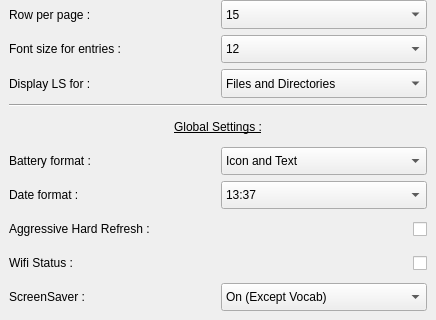
Before: the Qt Designer form Src/Pages/AppSettingsPage.ui in Aryetis/Obenkyobo, drawn with Qt 5; both pictures show x 0 to 436 and y 191 to 511 of the 436 by 511 pixel window.
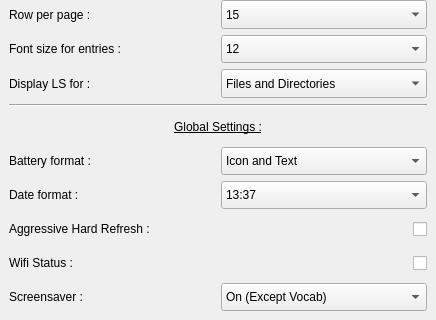
After: the same form once the commit is applied.

Diff of the .ui file:
```diff
--- a/Src/Pages/AppSettingsPage.ui
+++ b/Src/Pages/AppSettingsPage.ui
@@ -613,7 +613,7 @@
        <item>
         <widget class="QLabel" name="ScreenSaverLabel">
          <property name="text">
-          <string>ScreenSaver :</string>
+          <string>Screensaver :</string>
          </property>
         </widget>
        </item>
```
